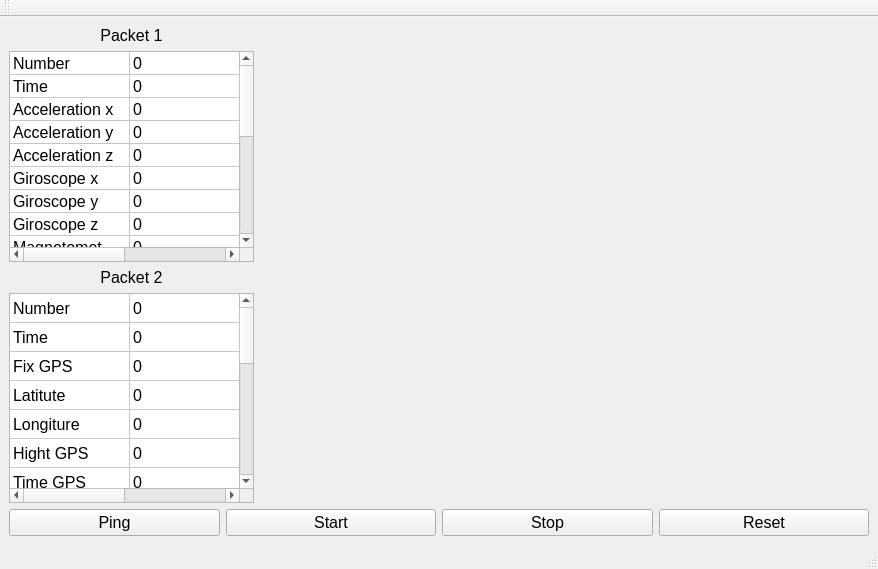
First picture: the form in src/gcs/gcs_pc/gcs_pc/form.ui, repository cansat-tsniimash/KNPN-2025, before the edit.
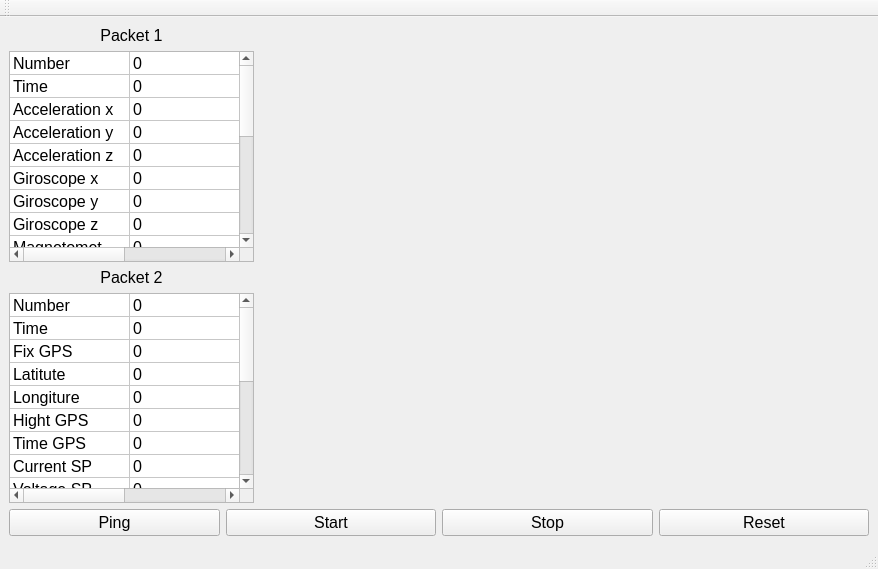
Second picture: the form after the edit. Custom widgets are drawn as their Qt base class.

Commit message: исправлен фоторезистор и шрифты в наземке

The edit to the form file:
```diff
--- a/src/gcs/gcs_pc/gcs_pc/form.ui
+++ b/src/gcs/gcs_pc/gcs_pc/form.ui
@@ -442,6 +442,9 @@
           <height>16777215</height>
          </size>
         </property>
+        <property name="lineWidth">
+         <number>1</number>
+        </property>
         <property name="rowCount">
          <number>18</number>
         </property>
@@ -460,8 +463,11 @@
         <attribute name="verticalHeaderVisible">
          <bool>false</bool>
         </attribute>
+        <attribute name="verticalHeaderMinimumSectionSize">
+         <number>21</number>
+        </attribute>
         <attribute name="verticalHeaderDefaultSectionSize">
-         <number>29</number>
+         <number>21</number>
         </attribute>
         <attribute name="verticalHeaderHighlightSections">
          <bool>true</bool>
@@ -654,11 +660,21 @@
           <string>Pressure G</string>
          </property>
         </item>
+        <item row="16" column="1">
+         <property name="text">
+          <string>0</string>
+         </property>
+        </item>
         <item row="17" column="0">
          <property name="text">
           <string>Humidity G</string>
          </property>
         </item>
+        <item row="17" column="1">
+         <property name="text">
+          <string>0</string>
+         </property>
+        </item>
        </widget>
       </item>
      </layout>
```
Left out of the diff: 3 changed lines with no effect on the pictures. The commit also changes 2 other files.
